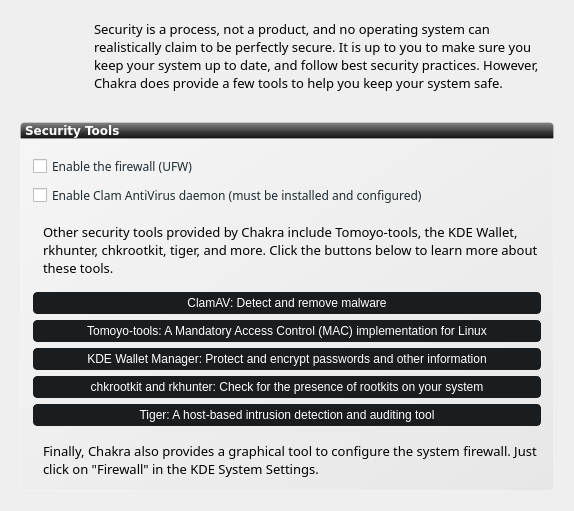
rshipp/kapudan, file ui/ui_scrSecurity.ui: the form before one commit.
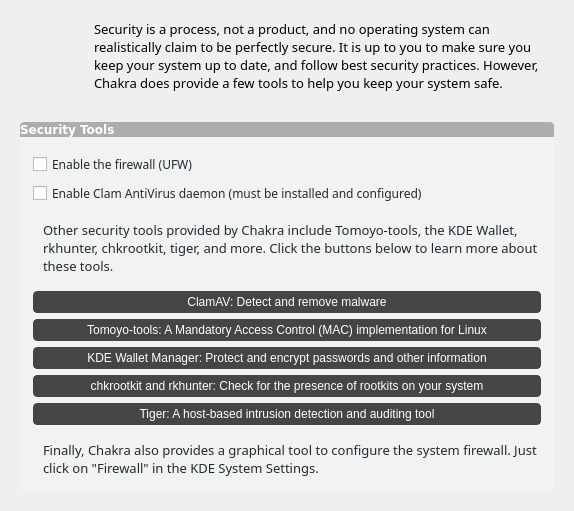
The form after the commit. Icons and pictures are not drawn.

The edit to the form file:
```diff
--- a/ui/ui_scrSecurity.ui
+++ b/ui/ui_scrSecurity.ui
@@ -43,7 +43,7 @@
        </property>
        <property name="styleSheet">
         <string notr="true">#groupBoxUpdates{
-background-color: qlineargradient(spread:pad, x1:1, y1:1, x2:0, y2:0, stop:0 rgba(219, 219, 219, 100), stop:1 rgba(255, 255, 255, 100));
+background-color: rgb(242, 242, 242);
 border: 1px solid rgba(255,255,255,50);
 border-bottom-left-radius: 4px;
 border-bottom-right-radius: 4px;
@@ -55,19 +55,25 @@
 	color: white;
 	border:0px;
 	border-radius:4px;
-	background-color: rgb(26, 29, 32); /*rgba(0, 0, 0, 70);*/
+	background-color: rgb(68, 69, 70);
 }
 
 QPushButton::flat{
-	border:1px solid  rgb(26, 29, 32); /*rgba(0, 0, 0, 70);*/
+	border:1px solid  rgb(68, 69, 70);
 	border-radius:4px;
-	background-color: rgb(26, 29, 32); /*rgba(0, 0, 0, 70);*/
+	background-color: rgb(68, 69, 70);
 }
 
 QPushButton::flat:hover{
 	border:1px solid rgba(0, 0, 0, 100);
 	border-radius:4px;
-	background-color: rgba(0, 0, 0, 100);
+	background-color: rgb(0, 172, 255);
+}
+
+QPushButton::flat:pressed{
+	border:1px solid rgba(0, 0, 0, 100);
+	border-radius:4px;
+	background-color: rgb(106, 114, 128);
 }</string>
        </property>
        <property name="title">
@@ -143,7 +149,7 @@
            </font>
           </property>
           <property name="styleSheet">
-           <string notr="true"/>
+           <string notr="true">color: rgb(30, 43, 51)</string>
           </property>
           <property name="frameShadow">
            <enum>QFrame::Raised</enum>
@@ -259,7 +265,7 @@
            </font>
           </property>
           <property name="styleSheet">
-           <string notr="true"/>
+           <string notr="true">color: rgb(30, 43, 51)</string>
           </property>
           <property name="frameShadow">
            <enum>QFrame::Raised</enum>
@@ -390,8 +396,7 @@
       </font>
      </property>
      <property name="styleSheet">
-      <string notr="true">    background-color: qlineargradient(spread:pad, x1:0.5, y1:0, x2:0.5, y2:1, stop:0 rgba(132, 132, 132, 255), stop:0.501481 rgba(70, 70, 70, 255), stop:0.503057 rgba(62, 62, 62, 255), stop:1 rgba(16, 16, 16, 255));
-border: 1px solid rgba(255,255,255,50);
+      <string notr="true">background-color: rgba(0, 0, 0, 70);
 color:white;
 border-top-left-radius: 4px;
 border-top-right-radius: 4px;</string>
```
Left out of the diff: 32 changed lines with no effect on the pictures.
